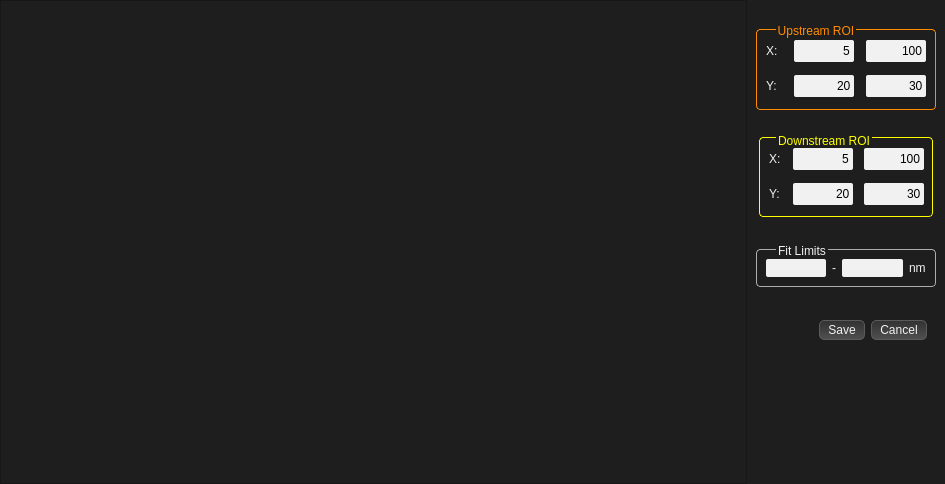
Old version of the form T-Rax/UIFiles/T_Rax_ROI_Selector.ui in the repository CPrescher/T-rax.
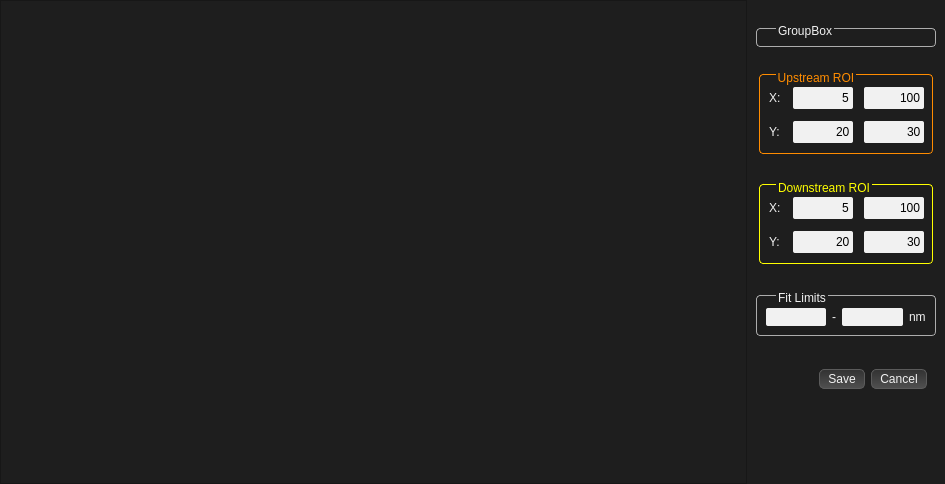
New version of the form.

```diff
--- a/T-Rax/UIFiles/T_Rax_ROI_Selector.ui
+++ b/T-Rax/UIFiles/T_Rax_ROI_Selector.ui
@@ -2,6 +2,9 @@
 <ui version="4.0">
  <class>roi_selector_main_widget</class>
  <widget class="QWidget" name="roi_selector_main_widget">
+  <property name="enabled">
+   <bool>false</bool>
+  </property>
   <property name="geometry">
    <rect>
     <x>0</x>
@@ -25,10 +28,10 @@
 
 QGroupBox {  
      border: 1px solid #ADADAD;  
-     border-radius: 4px;  
-	padding-top: 10px;
-     margin-top: 5px;  
-     padding: 0px  
+     border-radius: 4px; 
+     padding: 0px ;  
+	 padding-top: 3px;
+     margin-top: 4px;  
  }  
 
 QPushButton{  
@@ -89,6 +92,7 @@
 #upstream_roi_box{
 	color: rgba(255,140,0,255);
 	border: 1px solid rgba(255,140,0,255);
+	margin: 3px;
 }</string>
   </property>
   <layout class="QHBoxLayout" name="horizontalLayout">
@@ -123,6 +127,13 @@
       <property name="topMargin">
        <number>24</number>
       </property>
+      <item>
+       <widget class="QGroupBox" name="dummy_group">
+        <property name="title">
+         <string>GroupBox</string>
+        </property>
+       </widget>
+      </item>
       <item>
        <widget class="QGroupBox" name="upstream_roi_box">
         <property name="minimumSize">
@@ -137,24 +148,24 @@
           <height>16777215</height>
          </size>
         </property>
-        <property name="styleSheet">
-         <string notr="true"/>
-        </property>
         <property name="title">
          <string>Upstream ROI</string>
         </property>
-        <layout class="QGridLayout" name="gridLayout">
+        <property name="flat">
+         <bool>true</bool>
+        </property>
+        <layout class="QGridLayout" name="gridLayout_5">
          <property name="spacing">
           <number>12</number>
          </property>
-         <item row="0" column="0">
-          <widget class="QLabel" name="label_3">
+         <item row="1" column="0">
+          <widget class="QLabel" name="label_13">
            <property name="text">
             <string>X:</string>
            </property>
           </widget>
          </item>
-         <item row="0" column="1">
+         <item row="1" column="1">
           <widget class="QLineEdit" name="us_x_min_txt">
            <property name="minimumSize">
             <size>
@@ -176,7 +187,7 @@
            </property>
           </widget>
          </item>
-         <item row="0" column="2">
+         <item row="1" column="2">
           <widget class="QLineEdit" name="us_x_max_txt">
            <property name="minimumSize">
             <size>
@@ -198,14 +209,14 @@
            </property>
           </widget>
          </item>
-         <item row="1" column="0">
-          <widget class="QLabel" name="label_4">
+         <item row="2" column="0">
+          <widget class="QLabel" name="label_14">
            <property name="text">
             <string>Y:</string>
            </property>
           </widget>
          </item>
-         <item row="1" column="1">
+         <item row="2" column="1">
           <widget class="QLineEdit" name="us_y_min_txt">
            <property name="minimumSize">
             <size>
@@ -227,7 +238,7 @@
            </property>
           </widget>
          </item>
-         <item row="1" column="2">
+         <item row="2" column="2">
           <widget class="QLineEdit" name="us_y_max_txt">
            <property name="minimumSize">
             <size>
@@ -269,6 +280,9 @@
         <property name="title">
          <string>Downstream ROI</string>
         </property>
+        <property name="flat">
+         <bool>true</bool>
+        </property>
         <layout class="QGridLayout" name="gridLayout_2">
          <property name="spacing">
           <number>12</number>
@@ -396,7 +410,7 @@
          <string>Fit Limits</string>
         </property>
         <layout class="QGridLayout" name="gridLayout_4">
-         <item row="0" column="0">
+         <item row="1" column="0">
           <layout class="QHBoxLayout" name="horizontalLayout_10">
            <item>
             <layout class="QHBoxLayout" name="horizontalLayout_11">
```
Left out of the diff: 146 changed lines with no effect on the pictures.
